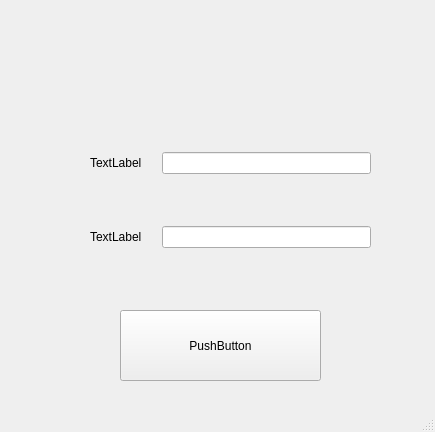
This is QtLearn/str_connect.ui in steve3ussr/PyCharmProject as Qt 5 draws it before an edit. The edited form follows.
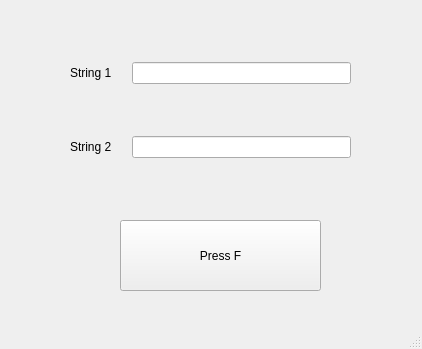
This is the edited form.

What changed in the file:
```diff
--- a/QtLearn/str_connect.ui
+++ b/QtLearn/str_connect.ui
@@ -6,8 +6,8 @@
    <rect>
     <x>0</x>
     <y>0</y>
-    <width>435</width>
-    <height>432</height>
+    <width>422</width>
+    <height>349</height>
    </rect>
   </property>
   <property name="windowTitle">
@@ -18,20 +18,20 @@
     <property name="geometry">
      <rect>
       <x>120</x>
-      <y>310</y>
+      <y>220</y>
       <width>201</width>
       <height>71</height>
      </rect>
     </property>
     <property name="text">
-     <string>PushButton</string>
+     <string>Press F</string>
     </property>
    </widget>
    <widget class="QWidget" name="gridLayoutWidget">
     <property name="geometry">
      <rect>
-      <x>70</x>
-      <y>100</y>
+      <x>50</x>
+      <y>10</y>
       <width>321</width>
       <height>201</height>
      </rect>
@@ -55,14 +55,14 @@
      <item row="0" column="0">
       <widget class="QLabel" name="label_1">
        <property name="text">
-        <string>TextLabel</string>
+        <string>String 1</string>
        </property>
       </widget>
      </item>
      <item row="1" column="0">
       <widget class="QLabel" name="label_2">
        <property name="text">
-        <string>TextLabel</string>
+        <string>String 2</string>
        </property>
       </widget>
      </item>
```
Left out of the diff: 2 changed lines with no effect on the pictures.
